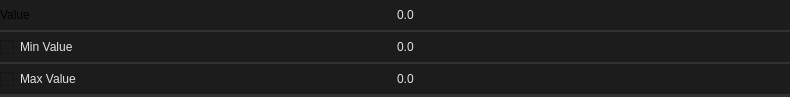
Before: the Qt Designer form smartprop_editor/variables/int.ui in dertwist/Hammer5Tools, drawn with Qt 5.
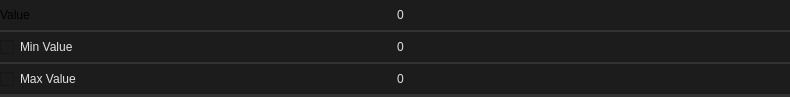
After: the same form once the commit is applied. Icons and pictures are not drawn.

The edit to the form file:
```diff
--- a/smartprop_editor/variables/int.ui
+++ b/smartprop_editor/variables/int.ui
@@ -130,7 +130,7 @@
        </widget>
       </item>
       <item>
-       <widget class="QDoubleSpinBox" name="doubleSpinBox">
+       <widget class="QSpinBox" name="value_spinBox">
         <property name="minimumSize">
          <size>
           <width>0</width>
@@ -138,7 +138,7 @@
          </size>
         </property>
         <property name="styleSheet">
-         <string notr="true">QDoubleSpinBox {
+         <string notr="true">QSpinBox {
     font: 580 8pt &quot;Segoe UI&quot;;
     border: 2px solid black;
     border-radius: 2px;
@@ -158,7 +158,7 @@
 	background-color: #121212;
 }
 
-QDoubleSpinBox::up-button {
+QSpinBox::up-button {
     border: 0px solid black;
     subcontrol-origin: border;
     subcontrol-position: top right;
@@ -171,13 +171,13 @@
 border:0px;
 }
 
-QDoubleSpinBox::up-arrow {
+QSpinBox::up-arrow {
     image: url(://icons/arrow_drop_up_24dp_9D9D9D_FILL0_wght400_GRAD0_opsz24.svg);
     width: 20px;
     height: 20px;
 }
 
-QDoubleSpinBox::down-button {
+QSpinBox::down-button {
     subcontrol-origin: border;
     subcontrol-position: bottom right;
 	border: 0px solid black;
@@ -190,23 +190,17 @@
 border:0px;
 }
 
-QDoubleSpinBox::down-arrow {
+QSpinBox::down-arrow {
     image: url(://icons/arrow_drop_down_16dp.svg);
     width: 20px;
     height: 20px;
 }</string>
         </property>
-        <property name="decimals">
-         <number>1</number>
-        </property>
         <property name="minimum">
-         <double>-99999999999.000000000000000</double>
+         <number>-99999999</number>
         </property>
         <property name="maximum">
-         <double>99999999999.000000000000000</double>
-        </property>
-        <property name="singleStep">
-         <double>0.100000000000000</double>
+         <number>99999999</number>
         </property>
        </widget>
       </item>
@@ -292,9 +286,9 @@
        </widget>
       </item>
       <item>
-       <widget class="QDoubleSpinBox" name="doubleSpinBox_6">
+       <widget class="QSpinBox" name="min_spinBox">
         <property name="styleSheet">
-         <string notr="true">QDoubleSpinBox {
+         <string notr="true">QSpinBox {
     font: 580 8pt &quot;Segoe UI&quot;;
     border: 2px solid black;
     border-radius: 2px;
@@ -314,7 +308,7 @@
 	background-color: #121212;
 }
 
-QDoubleSpinBox::up-button {
+QSpinBox::up-button {
     border: 0px solid black;
     subcontrol-origin: border;
     subcontrol-position: top right;
@@ -327,13 +321,13 @@
 border:0px;
 }
 
-QDoubleSpinBox::up-arrow {
+QSpinBox::up-arrow {
     image: url(://icons/arrow_drop_up_24dp_9D9D9D_FILL0_wght400_GRAD0_opsz24.svg);
     width: 20px;
     height: 20px;
 }
 
-QDoubleSpinBox::down-button {
+QSpinBox::down-button {
     subcontrol-origin: border;
     subcontrol-position: bottom right;
 	border: 0px solid black;
@@ -346,23 +340,17 @@
 border:0px;
 }
 
-QDoubleSpinBox::down-arrow {
+QSpinBox::down-arrow {
     image: url(://icons/arrow_drop_down_16dp.svg);
     width: 20px;
     height: 20px;
 }</string>
         </property>
-        <property name="decimals">
-         <number>1</number>
-        </property>
         <property name="minimum">
-         <double>-9.900000000000000</double>
+         <number>-99999999</number>
         </property>
         <property name="maximum">
-         <double>9.900000000000000</double>
-        </property>
-        <property name="singleStep">
-         <double>0.100000000000000</double>
+         <number>99999999</number>
         </property>
        </widget>
       </item>
@@ -448,9 +436,9 @@
        </widget>
       </item>
       <item>
-       <widget class="QDoubleSpinBox" name="doubleSpinBox_9">
+       <widget class="QSpinBox" name="max_spinBox">
         <property name="styleSheet">
-         <string notr="true">QDoubleSpinBox {
+         <string notr="true">QSpinBox {
     font: 580 8pt &quot;Segoe UI&quot;;
     border: 2px solid black;
     border-radius: 2px;
@@ -470,7 +458,7 @@
 	background-color: #121212;
 }
 
-QDoubleSpinBox::up-button {
+QSpinBox::up-button {
     border: 0px solid black;
     subcontrol-origin: border;
     subcontrol-position: top right;
@@ -483,13 +471,13 @@
 border:0px;
 }
 
-QDoubleSpinBox::up-arrow {
+QSpinBox::up-arrow {
     image: url(://icons/arrow_drop_up_24dp_9D9D9D_FILL0_wght400_GRAD0_opsz24.svg);
     width: 20px;
     height: 20px;
 }
 
-QDoubleSpinBox::down-button {
+QSpinBox::down-button {
     subcontrol-origin: border;
     subcontrol-position: bottom right;
 	border: 0px solid black;
@@ -502,23 +490,17 @@
 border:0px;
 }
 
-QDoubleSpinBox::down-arrow {
+QSpinBox::down-arrow {
     image: url(://icons/arrow_drop_down_16dp.svg);
     width: 20px;
     height: 20px;
 }</string>
         </property>
-        <property name="decimals">
-         <number>1</number>
-        </property>
         <property name="minimum">
-         <double>-99999999999.000000000000000</double>
+         <number>-99999999</number>
         </property>
         <property name="maximum">
-         <double>99999999999.000000000000000</double>
-        </property>
-        <property name="singleStep">
-         <double>0.100000000000000</double>
+         <number>99999999</number>
         </property>
        </widget>
       </item>
```
Left out of the diff: 22 changed lines with no effect on the pictures.
